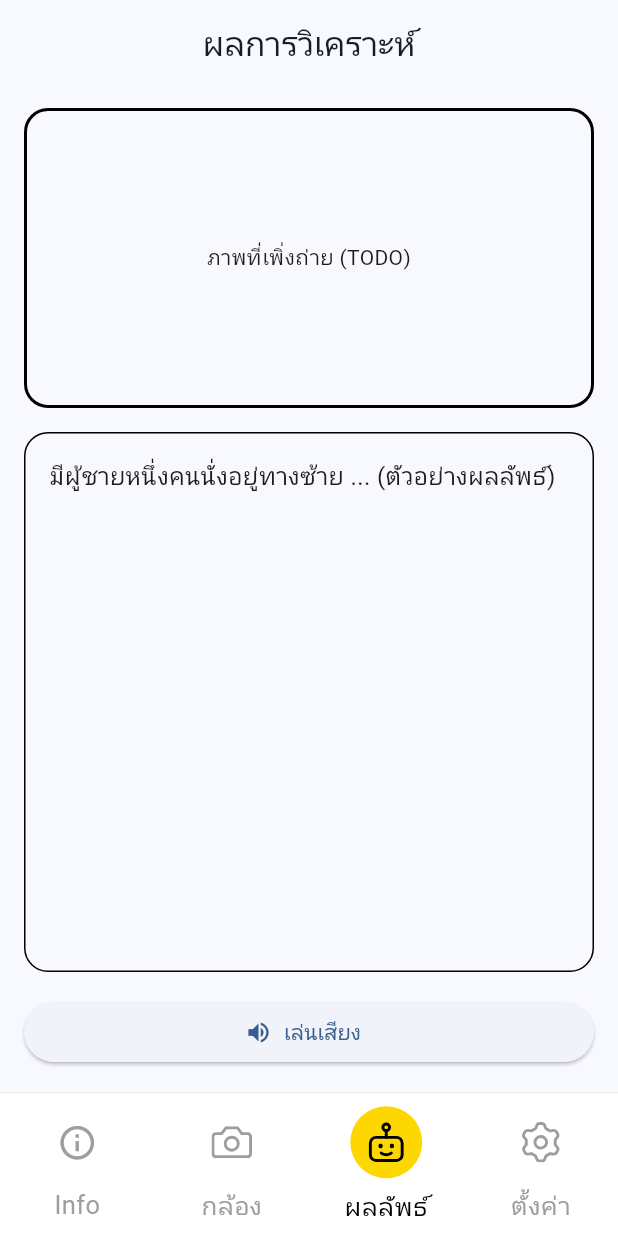
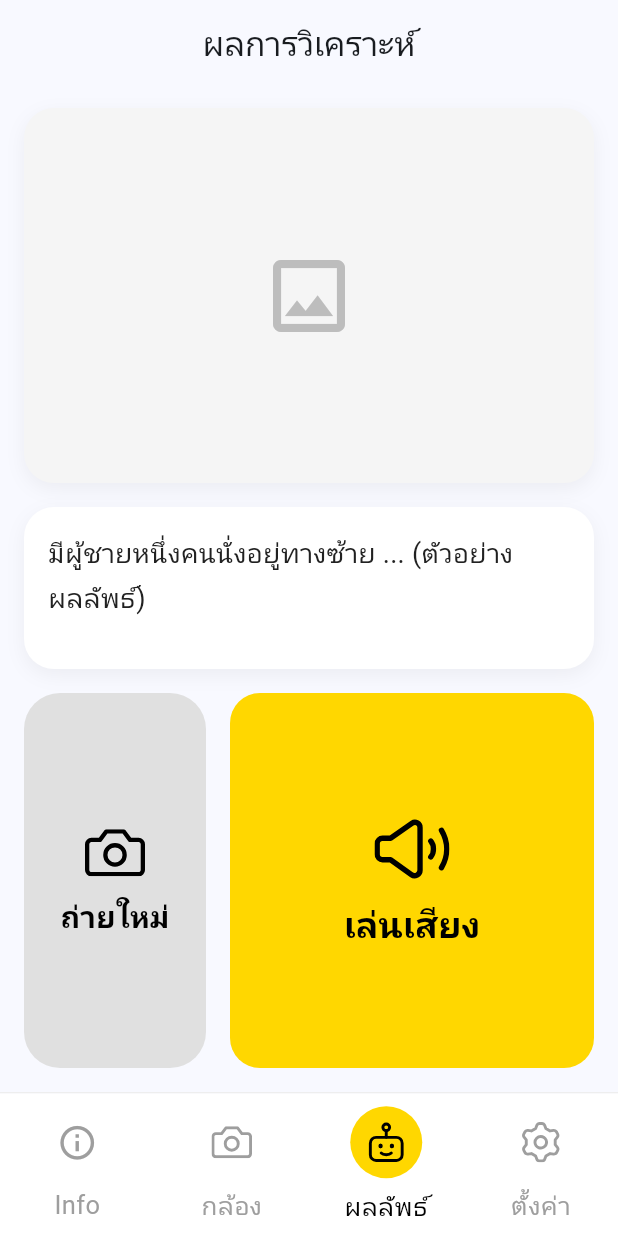
Before and after one commit to LunaBOY65/SeeForYou-mobile-app, a Flutter app: the screen it shows after launch, item 3 of the bottom bar chosen, on a phone screen of 412 x 824 dp. Run offline on Flutter 3.47's test engine with Material 3 defaults, Android fonts, the phone set to English and light mode, and no system bars; our stand-ins replace flutter_svg, google_fonts; Roboto replaces fonts that are missing (Sarabun).

Commit message:
Enhance result screen UI and add audio icon
Improves the UI of the result screen with updated styling, adds a new audio_icon.svg asset, and introduces a retake callback for navigation. The audio playback button is visually enhanced and now uses the new SVG icon. The root screen is updated to handle the retake action, allowing users to return to the camera screen.

```diff
--- a/lib/screens/result/result_screen.dart
+++ b/lib/screens/result/result_screen.dart
@@ -1,7 +1,11 @@
 import 'package:flutter/material.dart';
+import 'package:flutter/services.dart';
+import 'package:flutter_svg/svg.dart';
 
 class ResultScreen extends StatelessWidget {
-  const ResultScreen({super.key});
+  final VoidCallback? onRetake; // 1. เพิ่มตัวแปรรับฟังก์ชัน
+
+  const ResultScreen({super.key, this.onRetake}); // 2. แก้ไข Constructor
 
   @override
   Widget build(BuildContext context) {
@@ -16,13 +20,26 @@ class ResultScreen extends StatelessWidget {
           children: [
             // กล่องแสดงรูปภาพตัวอย่างที่วิเคราะห์แล้ว (ตามสเก็ตช์)
             Container(
-              height: 200,
+              height: 250,
               width: double.infinity,
               decoration: BoxDecoration(
-                borderRadius: BorderRadius.circular(16),
-                border: Border.all(width: 2),
+                borderRadius: BorderRadius.circular(20),
+                color: const Color(0xFFF5F5F5),
+                boxShadow: [
+                  BoxShadow(
+                    color: Colors.black.withOpacity(0.05),
+                    blurRadius: 10,
+                    offset: const Offset(0, 4),
+                  ),
+                ],
               ),
-              child: const Center(child: Text('ภาพที่เพิ่งถ่าย (TODO)')),
+              child: Center(
+                child: Icon(
+                  Icons.image_outlined,
+                  size: 64,
+                  color: Colors.grey[400],
+                ),
+              ),
             ),
             const SizedBox(height: 16),
 
@@ -32,11 +49,26 @@ class ResultScreen extends StatelessWidget {
                 width: double.infinity,
                 padding: const EdgeInsets.all(16),
                 decoration: BoxDecoration(
-                  borderRadius: BorderRadius.circular(16),
-                  border: Border.all(width: 1),
+                  borderRadius: BorderRadius.circular(20),
+                  color: Colors.white,
+                  boxShadow: [
+                    BoxShadow(
+                      color: Colors.black.withOpacity(0.05),
+                      blurRadius: 10,
+                      offset: const Offset(0, 4),
+                    ),
+                  ],
                 ),
                 child: SingleChildScrollView(
-                  child: Text(sampleText, style: const TextStyle(fontSize: 16)),
+                  child: Text(
+                    sampleText,
+                    style: const TextStyle(
+                      fontSize: 18,
+                      height: 1.6,
+                      color: Color(0xFF212121),
+                      letterSpacing: 0.2,
+                    ),
+                  ),
                 ),
               ),
             ),
@@ -45,13 +77,101 @@ class ResultScreen extends StatelessWidget {
 
             // ปุ่มเล่นเสียง (เชื่อม Botnoi Voice API ภายหลัง)
             SizedBox(
-              width: double.infinity,
-              child: ElevatedButton.icon(
-                onPressed: () {
-                  // TODO: เรียก Botnoi Voice API play
-                },
-                icon: const Icon(Icons.volume_up),
-                label: const Text('เล่นเสียง'),
+              height: 250,
+              child: Row(
+                children: [
+                  // --- ปุ่มซ้าย: ถ่ายใหม่ (กลับไปหน้ากล้อง) ---
+                  Expanded(
+                    flex: 1,
+                    child: ElevatedButton(
+                      style: ElevatedButton.styleFrom(
+                        backgroundColor: Colors.grey[300], // ใช้พื้นขาว
+                        foregroundColor: Colors.black, // ไอคอน/ตัวหนังสือดำ
+                        elevation: 0,
+                        // side: const BorderSide(
+                        //   color: Colors.black, // เพิ่มขอบดำหนาๆ ให้เห็นชัด
+                        //   width: 2,
+                        // ),
+                        shape: RoundedRectangleBorder(
+                          borderRadius: BorderRadius.circular(24),
+                        ),
+                        // ให้ปุ่มยืดเต็มพื้นที่แนวตั้งของ SizedBox
+                        alignment: Alignment.center,
+                      ),
+                      onPressed: () {
+                        HapticFeedback.mediumImpact();
+                        onRetake?.call(); // คำสั่งกลับไปหน้าก่อนหน้า (กล้อง)
+                      },
+                      child: Column(
+                        mainAxisAlignment: MainAxisAlignment.center,
+                        children: [
+                          SvgPicture.asset(
+                            'assets/icons/camera_icon.svg',
+                            width: 40,
+                            height: 40,
+                            colorFilter: const ColorFilter.mode(
+                              Colors.black,
+                              BlendMode.srcIn,
+                            ),
+                          ),
+                          const SizedBox(height: 8),
+                          const Text(
+                            'ถ่ายใหม่',
+                            style: TextStyle(
+                              fontSize: 20,
+                              fontWeight: FontWeight.bold,
+                            ),
+                          ),
+                        ],
+                      ),
+                    ),
+                  ),
+
+                  const SizedBox(width: 16), // เว้นระยะห่างระหว่างปุ่ม
+                  // --- ปุ่มขวา: เล่นเสียง (ปุ่มหลัก สีเหลือง) ---
+                  Expanded(
+                    flex: 2,
+                    child: ElevatedButton(
+                      style: ElevatedButton.styleFrom(
+                        backgroundColor: const Color(
+                          0xFFFFD700,
+                        ), // สีเหลือง (High Contrast)
+                        foregroundColor: Colors.black,
+                        elevation: 0,
+                        shape: RoundedRectangleBorder(
+                          borderRadius: BorderRadius.circular(20),
+                        ),
+                      ),
+                      onPressed: () {
+                        HapticFeedback.mediumImpact();
+                        // TODO: เรียก Botnoi Voice API play
+                      },
+                      child: Column(
+                        mainAxisAlignment: MainAxisAlignment.center,
+                        children: [
+                          SvgPicture.asset(
+                            'assets/icons/audio_icon.svg',
+                            width: 50,
+                            height: 50,
+                            colorFilter: const ColorFilter.mode(
+                              Colors.black,
+                              BlendMode.srcIn,
+                            ),
+                          ),
+                          const SizedBox(height: 8),
+                          const Text(
+                            'เล่นเสียง',
+                            style: TextStyle(
+                              fontSize:
+                                  24, // ลดขนาดตัวหนังสือลงนิดหน่อยให้พอดีกับปุ่มครึ่งจอ
+                              fontWeight: FontWeight.bold,
+                            ),
+                          ),
+                        ],
+                      ),
+                    ),
+                  ),
+                ],
               ),
             ),
           ],
--- a/lib/screens/root/root_screen.dart
+++ b/lib/screens/root/root_screen.dart
@@ -28,7 +28,12 @@ class _RootScreenState extends State<RootScreen> {
           setState(() => _index = 2);
         },
       ),
-      const ResultScreen(),
+      ResultScreen(
+        onRetake: () {
+          // จากหน้าผลลัพธ์ -> กลับมาหน้ากล้อง (index 1)
+          setState(() => _index = 1);
+        },
+      ),
       const SettingsScreen(),
     ];
 
```
Also changed, not shown: assets/icons/audio_icon.svg (added).
